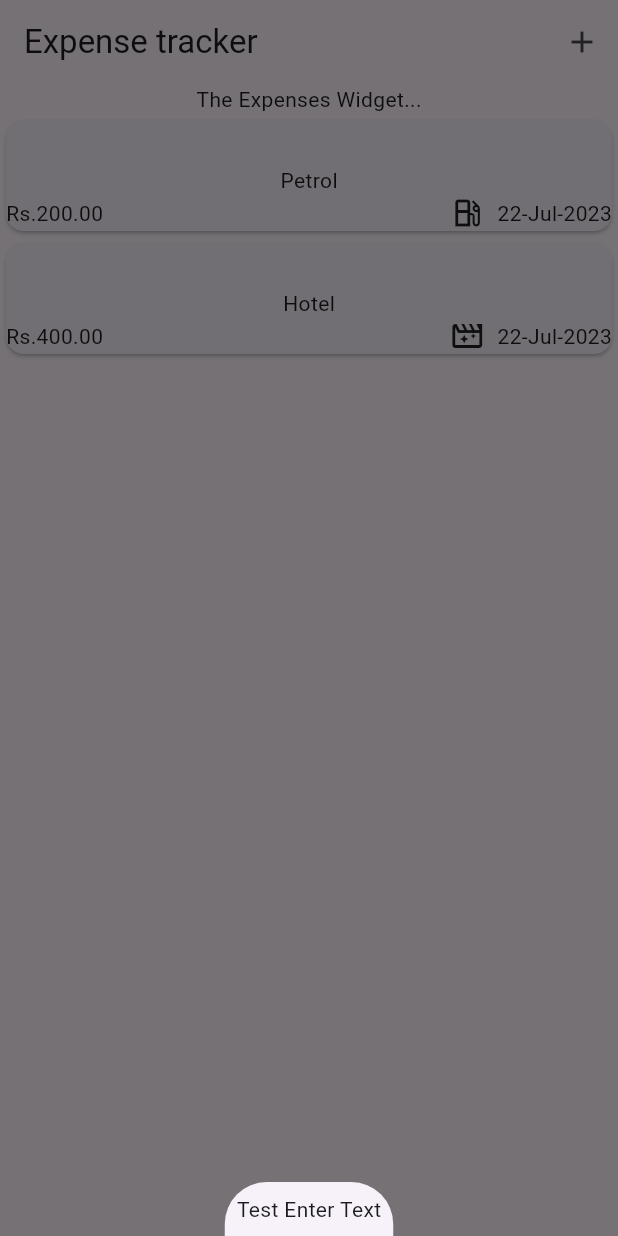
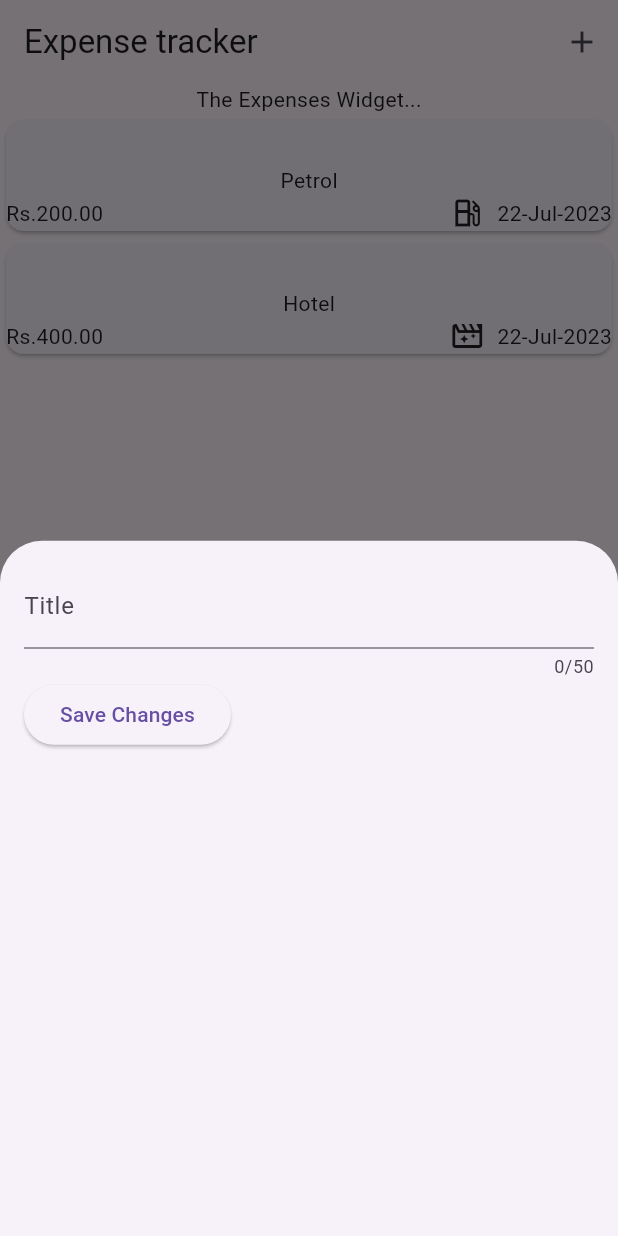
Before and after one commit to bhuphathi/expense_tracker, a Flutter app: the screen it shows after launch, after a tap on the "add" icon, on a phone screen of 412 x 824 dp. Run offline on Flutter 3.47's test engine with Material 2 defaults, Android fonts, the phone set to English and light mode, and no system bars.

Commit message:
feat: save textfield changes with textedit contrlr

```diff
--- a/lib/screens/helper_widgets/add_expenses.dart
+++ b/lib/screens/helper_widgets/add_expenses.dart
@@ -8,11 +8,36 @@ class AddExpenses extends StatefulWidget {
 }
 
 class _AddExpenses extends State<AddExpenses> {
+  final _titleController = TextEditingController();
+
+  @override
+  void dispose() {
+    _titleController.dispose();
+    super.dispose();
+  }
+
   @override
   Widget build(context) {
-    return const Padding(
-      padding: EdgeInsets.all(8),
-      child: Text("Test Enter Text"),
+    return Padding(
+      padding: const EdgeInsets.all(16),
+      child: Column(children: [
+        TextField(
+          maxLength: 50,
+          controller: _titleController,
+          decoration: const InputDecoration(
+            label: Text("Title"),
+          ),
+        ),
+        Row(
+          children: [
+            ElevatedButton(
+                onPressed: () {
+                  print(_titleController);
+                },
+                child: const Text("Save Changes"))
+          ],
+        )
+      ]),
     );
   }
 }
```
